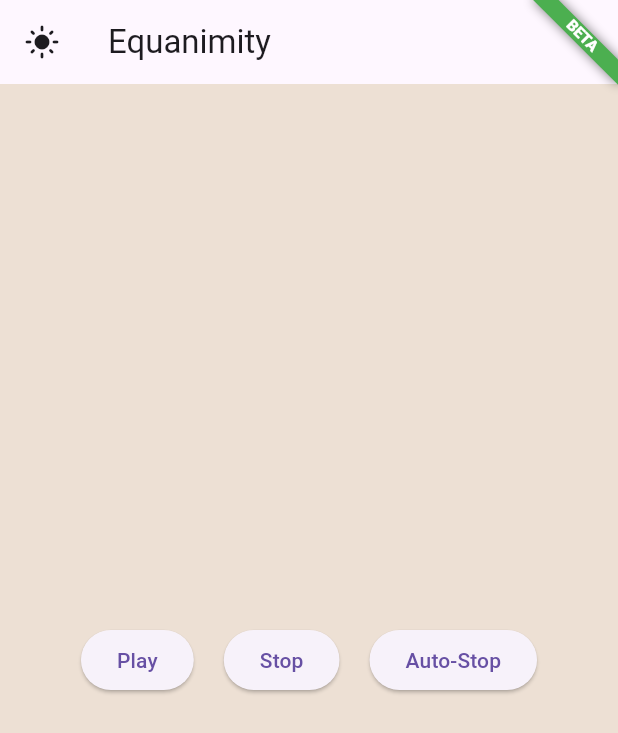
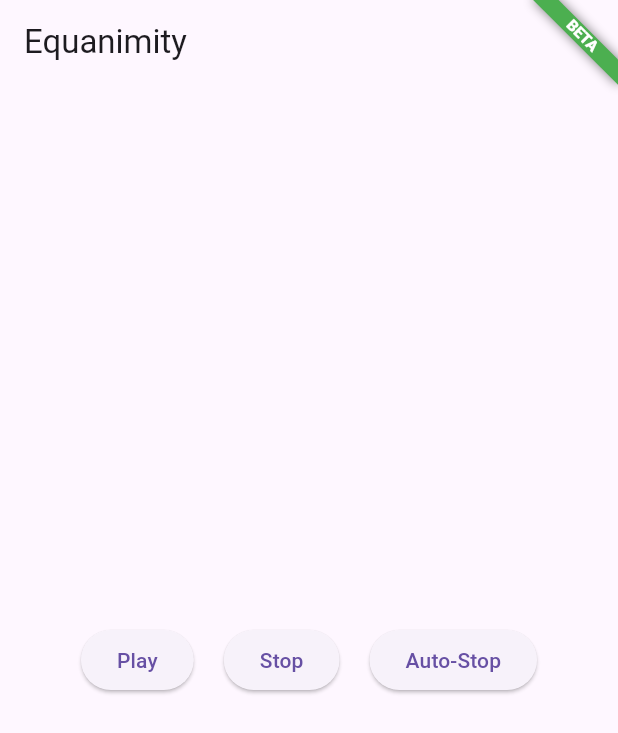
Before and after one commit to matthewwcole/equanMAN, a Flutter app: the screen it shows after launch, on a phone screen of 412 x 824 dp. Shown: the top 733 px of the screen. Run offline on Flutter 3.47's test engine with Material 3 defaults, Android fonts, the phone set to English and light mode, and no system bars; our stand-ins replace just_audio; missing offline and left inert: audio_session.

Commit message:
theme + draft streambuilder

```diff
--- /dev/null
+++ b/devtools_options.yaml
@@ -0,0 +1,3 @@
+description: This file stores settings for Dart & Flutter DevTools.
+documentation: https://docs.flutter.dev/tools/devtools/extensions#configure-extension-enablement-states
+extensions:
--- a/lib/main.dart
+++ b/lib/main.dart
@@ -1,14 +1,9 @@
 import 'package:breathingcompanion/view/gaplessplaylist.dart';
-import 'package:breathingcompanion/viewmodel/theme_viewmodel.dart';
 import 'package:flutter/material.dart';
-import 'package:provider/provider.dart';
 
 void main() {
   runApp(
-    ChangeNotifierProvider(
-      create: (_) => ThemeViewModel(),
-      child: const MyApp(),
-    ),
+    const MyApp(),
   );
 }
 
@@ -17,34 +12,9 @@ class MyApp extends StatelessWidget {
 
   @override
   Widget build(BuildContext context) {
-    return Consumer<ThemeViewModel>(
-      builder: (context, themeViewModel, child) {
     return MaterialApp(
       debugShowCheckedModeBanner: false,
       title: 'Equanimity',
-          theme: ThemeData(
-            brightness: Brightness.light,
-            primarySwatch: Colors.blue,
-            scaffoldBackgroundColor: const Color(0xFFEDE0D4),
-            // elevatedButtonTheme: ElevatedButtonThemeData(
-            //   style: ButtonStyle(
-            //     backgroundColor:
-            //         MaterialStateProperty.all<Color>(Colors.blue.shade100),
-            //   ),
-            // ),
-          ),
-          darkTheme: ThemeData(
-            brightness: Brightness.dark,
-            primarySwatch: Colors.blue,
-            elevatedButtonTheme: ElevatedButtonThemeData(
-              style: ButtonStyle(
-                backgroundColor: WidgetStateProperty.all<Color>(
-                  Colors.blue.shade800,
-                ),
-              ),
-            ),
-          ),
-          themeMode: themeViewModel.themeMode,
       home: const Banner(
         message: "BETA",
         location: BannerLocation.topEnd,
@@ -52,7 +22,5 @@ class MyApp extends StatelessWidget {
         child: GaplessPlaylist(),
       ),
     );
-      },
-    );
   }
 }
--- a/lib/view/gaplessplaylist.dart
+++ b/lib/view/gaplessplaylist.dart
@@ -1,8 +1,6 @@
 import 'package:breathingcompanion/view/audio_control_buttons.dart';
 import 'package:breathingcompanion/viewmodel/sleep_timer_viewmodel.dart';
-import 'package:breathingcompanion/viewmodel/theme_viewmodel.dart';
 import 'package:flutter/material.dart';
-import 'package:provider/provider.dart';
 import '../model/audio_player_service.dart';
 import 'package:flutter/cupertino.dart';
 
@@ -149,20 +147,6 @@ class _GaplessPlaylistState extends State<GaplessPlaylist> {
     return Scaffold(
       appBar: AppBar(
         title: const Text('Equanimity'),
-        leading: Consumer<ThemeViewModel>(
-          builder: (context, themeViewModel, child) {
-            return IconButton(
-              icon: Icon(
-                themeViewModel.themeMode == ThemeMode.dark
-                    ? Icons.dark_mode
-                    : Icons.light_mode,
-              ),
-              onPressed: () {
-                themeViewModel.toggleTheme();
-              },
-            );
-          },
-        ),
       ),
       body: Center(
         child: AudioControlButtons(
--- a/lib/viewmodel/theme_viewmodel.dart
+++ /dev/null
@@ -1,14 +0,0 @@
-import 'package:flutter/material.dart';
-
-class ThemeViewModel extends ChangeNotifier {
-  ThemeMode _themeMode = ThemeMode.system;
-
-  ThemeMode get themeMode => _themeMode;
-
-  void toggleTheme() {
-    _themeMode = _themeMode == ThemeMode.light
-        ? ThemeMode.dark
-        : ThemeMode.light;
-    notifyListeners();
-  }
-}
```
Also changed, not shown: lib/drafts/player-controls-view.dart (added, +168 -0 lines), lib/drafts/player_viewmodel.dart (added, +35 -0 lines), lib/viewmodel/theme/app_pallete.dart (added, +17 -0 lines), lib/viewmodel/theme/theme.dart (added, +24 -0 lines), 4 other files. Lines whose indentation alone changed are shown as unchanged.
